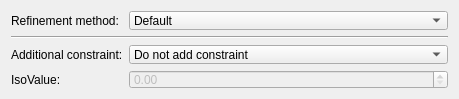
Before: the Qt Designer form src/Interface/Modules/Fields/RefineMesh.ui in SCIInstitute/SCIRun, drawn with Qt 5.
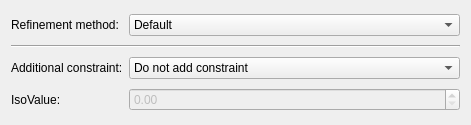
After: the same form once the commit is applied.

What changed in the file:
```diff
--- a/src/Interface/Modules/Fields/RefineMesh.ui
+++ b/src/Interface/Modules/Fields/RefineMesh.ui
@@ -6,20 +6,20 @@
    <rect>
     <x>0</x>
     <y>0</y>
-    <width>459</width>
-    <height>99</height>
+    <width>471</width>
+    <height>125</height>
    </rect>
   </property>
   <property name="minimumSize">
    <size>
-    <width>459</width>
-    <height>99</height>
+    <width>471</width>
+    <height>125</height>
    </size>
   </property>
   <property name="maximumSize">
    <size>
-    <width>459</width>
-    <height>99</height>
+    <width>999999</width>
+    <height>999999</height>
    </size>
   </property>
   <property name="windowTitle">
```
